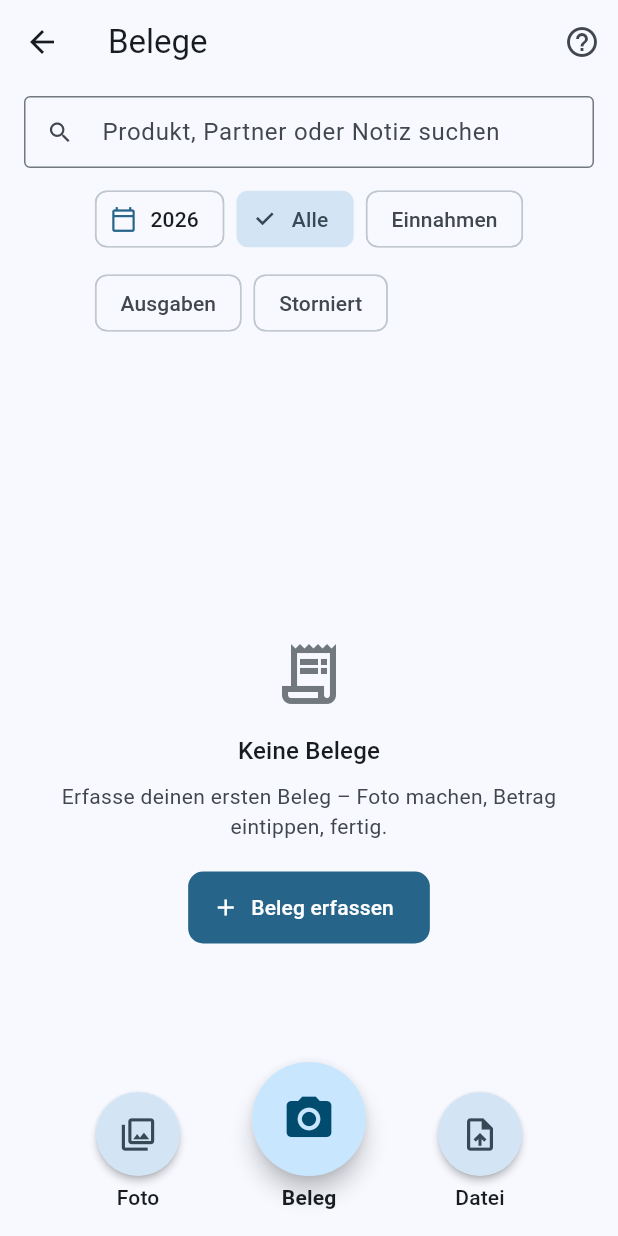
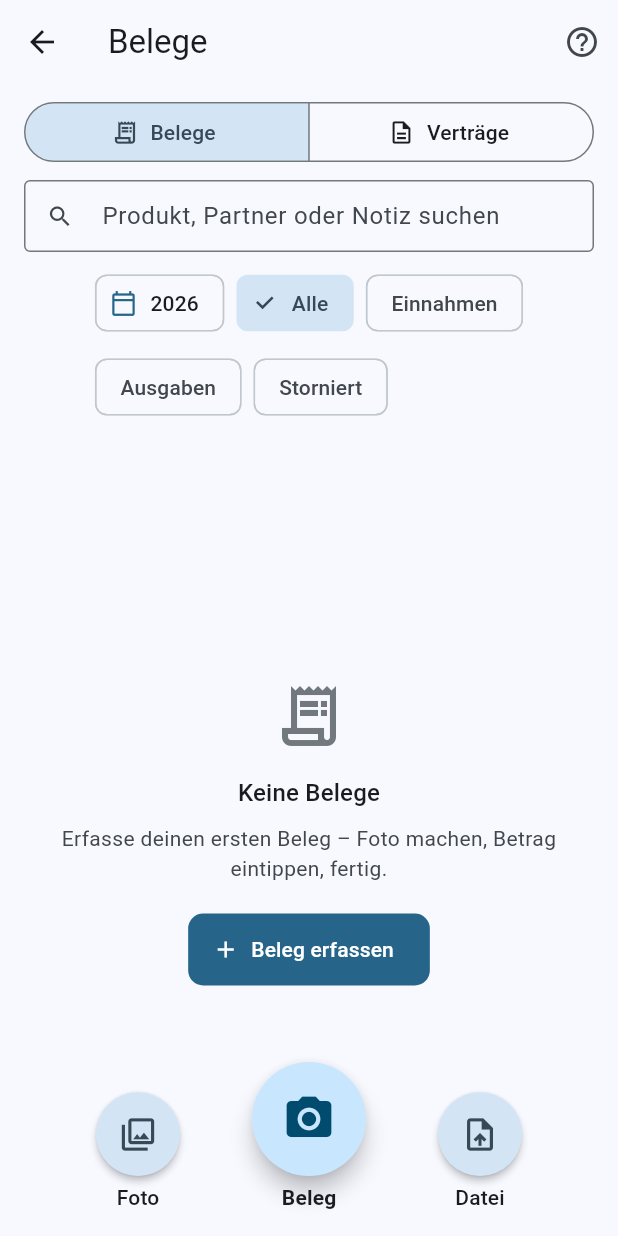
Before and after one commit to juergenjesenko-gif/Buchhaltung-, a Flutter app: the ReceiptListScreen screen opened directly, on a phone screen of 412 x 824 dp. Run offline on Flutter 3.47's test engine with Material 3 defaults, Android fonts, the phone set to English and light mode, and no system bars; our stand-ins replace flutter_local_notifications, flutter_secure_storage, image_picker, in_app_purchase, local_auth, pdf and 2 more; missing offline and left inert: cryptography, in_app_purchase_android, in_app_purchase_storekit, qr, workmanager; accounts and stored records are empty; statements that could not run were skipped.

Commit message:
Demo zeigt Listen, Kleinunternehmerin, Vertragsarchiv auffindbar (0.28.0)
Belege- und Rechnungsliste laden bei bookingsRevision neu (Demo betreten
und verlassen); Demo-Firma Kleinunternehmerin AT mit Ampel ≈ 27 %,
Musterverträge Leasing und Dienstvertrag; „Belege | Verträge“ und
Einstellungen → Verträge, Hinweis bei Dienstverträgen (FA-16.9, L-23.8).

Co-Authored-By: Claude Opus 5.5 <noreply@anthropic.com>
Claude-Session: https://claude.ai/code/session_016sfhTuSB7LJAoqeRige712

```diff
--- a/lib/features/receipts/receipt_list_screen.dart
+++ b/lib/features/receipts/receipt_list_screen.dart
@@ -8,6 +8,7 @@ import '../../theme.dart';
 import '../../widgets/adaptive.dart';
 import '../../widgets/capture_button.dart';
 import '../../widgets/common.dart';
+import '../contracts/contract_screens.dart';
 import 'receipt_edit_screen.dart';
 import '../help/help_screen.dart';
 import '../../services/help/help_index.dart';
@@ -31,9 +32,17 @@ class _ReceiptListScreenState extends State<ReceiptListScreen> {
   List<Receipt> _receipts = const [];
   bool _loading = true;
 
+  int? _loadedRevision;
+
+  /// Lebt im `IndexedStack` der Startseite weiter: neu laden, sobald sich
+  /// [AppState.bookingsRevision] ändert – auch beim Wechsel in die Demo und
+  /// zurück (Rückmeldung 2026-10-19: Demo zeigte hier echte bzw. keine Daten).
   @override
-  void initState() {
-    super.initState();
+  void didChangeDependencies() {
+    super.didChangeDependencies();
+    final revision = AppScope.of(context).bookingsRevision;
+    if (revision == _loadedRevision) return;
+    _loadedRevision = revision;
     WidgetsBinding.instance.addPostFrameCallback((_) => _load());
   }
 
@@ -131,6 +140,41 @@ class _ReceiptListScreenState extends State<ReceiptListScreen> {
       ),
       body: Column(
         children: [
+          // Vertragsarchiv sichtbar machen (Rückmeldung 2026-10-19, FA-16.9).
+          Padding(
+            padding: const EdgeInsets.fromLTRB(16, 8, 16, 0),
+            child: SizedBox(
+              width: double.infinity,
+              child: SegmentedButton<int>(
+                key: const Key('receipts-contracts-switch'),
+                style: SegmentedButton.styleFrom(
+                  minimumSize: const Size(0, 48),
+                ),
+                showSelectedIcon: false,
+                segments: const [
+                  ButtonSegment(
+                    value: 0,
+                    icon: Icon(Icons.receipt_long_outlined),
+                    label: Text('Belege'),
+                  ),
+                  ButtonSegment(
+                    value: 1,
+                    icon: Icon(Icons.description_outlined),
+                    label: Text('Verträge'),
+                  ),
+                ],
+                selected: const {0},
+                onSelectionChanged: (s) {
+                  if (s.first != 1) return;
+                  Navigator.of(context).push(
+                    MaterialPageRoute<void>(
+                      builder: (_) => const ContractListScreen(),
+                    ),
+                  );
+                },
+              ),
+            ),
+          ),
           Padding(
             padding: const EdgeInsets.fromLTRB(16, 8, 16, 0),
             child: TextField(
--- a/lib/widgets/common.dart
+++ b/lib/widgets/common.dart
@@ -186,8 +186,9 @@ class EmptyState extends StatelessWidget {
   @override
   Widget build(BuildContext context) {
     final theme = Theme.of(context);
+    // Scrollbar, damit wenig Höhe (360 dp, große Schrift) nicht überläuft.
     return Center(
-      child: Padding(
+      child: SingleChildScrollView(
         padding: const EdgeInsets.all(32),
         child: Column(
           mainAxisSize: MainAxisSize.min,
```
Also changed, not shown: lib/domain/contract.dart (+8 -1 lines), lib/features/contracts/contract_screens.dart (+15 -0 lines), lib/features/invoices/invoice_list_screen.dart (+20 -4 lines), lib/features/settings/settings_screen.dart (+17 -0 lines), lib/services/demo/demo_dataset.dart (+49 -11 lines), 5 other files.
